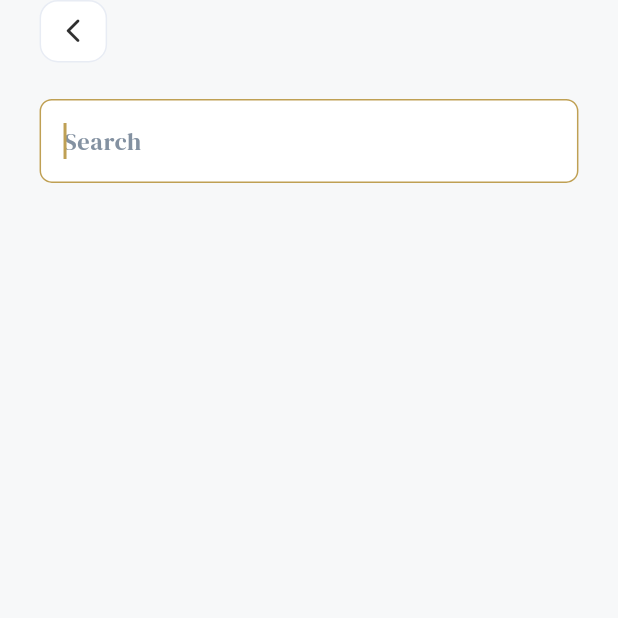
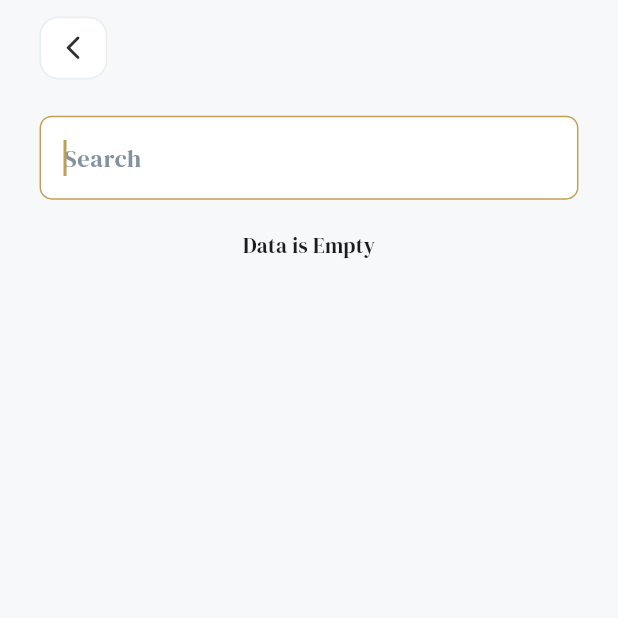
Before and after one commit to nouraalmufty-205/bookia_app, a Flutter app: the SearchScreen screen opened by its route, on a phone screen of 412 x 824 dp, the top half of it. Run offline on Flutter 3.47's test engine with Material 3 defaults, Android fonts, the phone set to English and light mode, and no system bars; our stand-ins replace bloc, dio, easy_localization, flutter_bloc, flutter_screenutil, flutter_svg and 2 more; accounts and stored records are empty.

Commit message:
added api to search screen

```diff
--- a/lib/core/networking/api_endpoints.dart
+++ b/lib/core/networking/api_endpoints.dart
@@ -3,4 +3,5 @@ class ApiEndpoints {
   static const String login = "login";
   static const String register = "register";
   static const String bestseller = "products-bestseller";
+  static const String search = "products-search";
 }
--- a/lib/core/routes/app_router.dart
+++ b/lib/core/routes/app_router.dart
@@ -31,7 +31,12 @@ class AppRouter {
           ),
         );
       case AppRoutes.SearchScreen:
-        return MaterialPageRoute(builder: (_) => SearchScreen());
+        return MaterialPageRoute(
+          builder: (_) => BlocProvider(
+            create: (context) => HomeCubit(),
+            child: SearchScreen(),
+          ),
+        );
     }
   }
 }
--- a/lib/core/widgets/custom_text_field.dart
+++ b/lib/core/widgets/custom_text_field.dart
@@ -9,6 +9,7 @@ class CustomTextField extends StatefulWidget {
   final TextEditingController? controller;
   final String? Function(String?)? validator;
   final bool? autofocus;
+  final Function(String)? onChanged;
   const CustomTextField({
     super.key,
     required this.hintText,
@@ -16,6 +17,7 @@ class CustomTextField extends StatefulWidget {
     this.validator,
     this.controller,
     this.autofocus,
+    this.onChanged,
   });
 
   @override
@@ -28,6 +30,7 @@ class _CustomTextFieldState extends State<CustomTextField> {
   @override
   Widget build(BuildContext context) {
     return TextFormField(
+      onChanged: widget.onChanged,
       autofocus: widget.autofocus ?? false,
       controller: widget.controller,
       validator: widget.validator,
--- a/lib/features/home/presentation/cubit/home_state.dart
+++ b/lib/features/home/presentation/cubit/home_state.dart
@@ -13,3 +13,12 @@ final class GetBestSellerSuccess extends HomeState {
   final List<Products>? products;
   GetBestSellerSuccess(this.products);
 }
+
+final class SearchLoading extends HomeState {}
+
+final class SearchError extends HomeState {}
+
+final class SearchSuccess extends HomeState {
+  final List<Products>? products;
+  SearchSuccess(this.products);
+}
--- a/lib/features/home/presentation/ui/search_screen.dart
+++ b/lib/features/home/presentation/ui/search_screen.dart
@@ -1,7 +1,12 @@
 import 'package:bookia/core/widgets/back_arrow.dart';
 import 'package:bookia/core/widgets/custom_text_field.dart';
+import 'package:bookia/features/home/data/models/book_model.dart';
+import 'package:bookia/features/home/presentation/cubit/home_cubit.dart';
+import 'package:bookia/features/home/presentation/ui/widgets/book_item.dart';
 import 'package:flutter/material.dart';
+import 'package:flutter_bloc/flutter_bloc.dart';
 import 'package:flutter_screenutil/flutter_screenutil.dart';
+import 'package:skeletonizer/skeletonizer.dart';
 
 class SearchScreen extends StatelessWidget {
   const SearchScreen({super.key});
@@ -15,9 +20,62 @@ class SearchScreen extends StatelessWidget {
           child: Column(
             crossAxisAlignment: CrossAxisAlignment.start,
             children: [
+              11.verticalSpace,
               BackArrow(),
               24.verticalSpace,
-              CustomTextField(hintText: "Search", autofocus: true),
+              CustomTextField(
+                hintText: "Search",
+                autofocus: true,
+                onChanged: (v) {
+                  context.read<HomeCubit>().getSearch(v ?? "");
+                },
+              ),
+              20.verticalSpace,
+              BlocBuilder<HomeCubit, HomeState>(
+                builder: (context, state) {
+                  if (state is SearchLoading) {
+                    return Expanded(
+                      child: Skeletonizer(
+                        enabled: true,
+                        child: GridView.builder(
+                          gridDelegate:
+                              SliverGridDelegateWithFixedCrossAxisCount(
+                                crossAxisCount: 2,
+                                mainAxisSpacing: 14.h,
+                                crossAxisSpacing: 18.w,
+                                childAspectRatio: .52,
+                              ),
+                          itemBuilder: (context, index) => BookItem(
+                            product: Products(
+                              name: "name",
+                              price: "223",
+                              image:
+                                  "https://upload.wikimedia.org/wikipedia/commons/9/9e/Network_card.jpg?utm_source=commons.wikimedia.org&utm_campaign=index&utm_content=original",
+                            ),
+                          ),
+                          itemCount: 8,
+                        ),
+                      ),
+                    );
+                  } else if (state is SearchSuccess) {
+                    return Expanded(
+                      child: GridView.builder(
+                        gridDelegate: SliverGridDelegateWithFixedCrossAxisCount(
+                          crossAxisCount: 2,
+                          mainAxisSpacing: 14.h,
+                          crossAxisSpacing: 18.w,
+                          childAspectRatio: .52,
+                        ),
+                        itemBuilder: (context, index) =>
+                            BookItem(product: state.products?[index]),
+                        itemCount: state.products?.length,
+                      ),
+                    );
+                  } else {
+                    return Center(child: Text("Data is Empty"));
+                  }
+                },
+              ),
             ],
           ),
         ),
```
Also changed, not shown: lib/features/home/data/repo/home_repo.dart (+18 -0 lines), lib/features/home/presentation/cubit/home_cubit.dart (+10 -0 lines).
